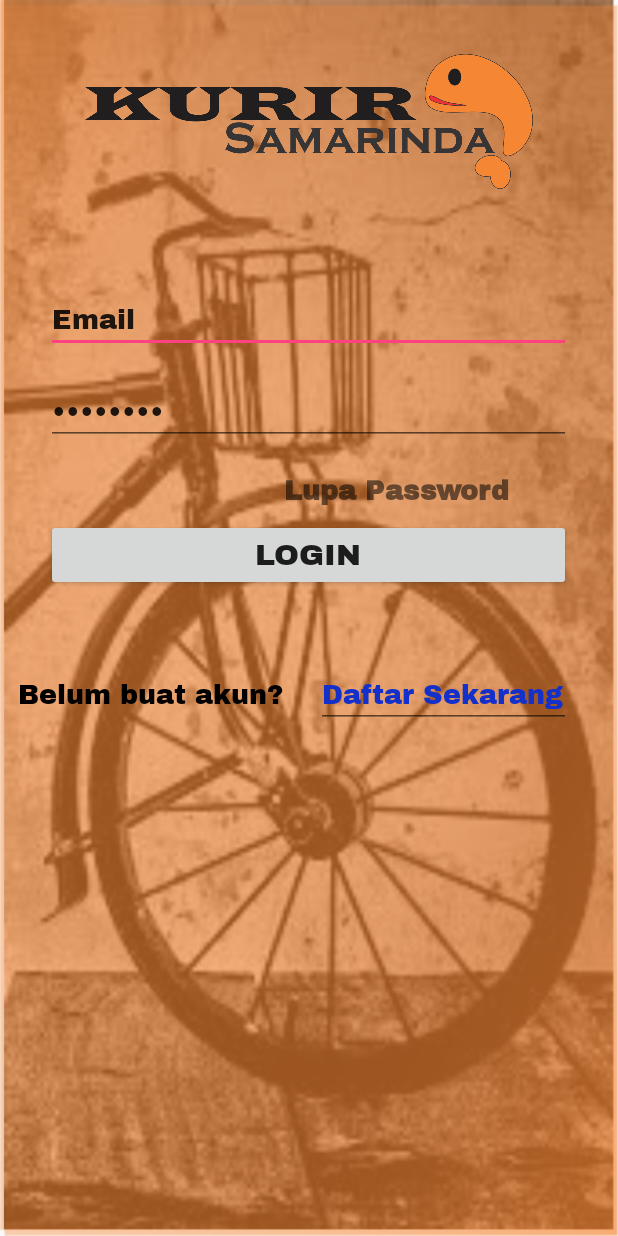
After one commit to Ajis-H150600367/Apk_KurirSamarinda, an Android app: the layout login.xml on its own in the app's theme, with its tools: preview values and no code run, on a phone screen of 412 x 824 dp. The commit adds this screen. Run offline under Robolectric (Android 15) with nearby library versions, the phone set to English and light mode, and no system bars.

Commit message:
Updating Login

```diff
--- /dev/null
+++ b/app/src/main/res/layout/login.xml
@@ -0,0 +1,96 @@
+<?xml version="1.0" encoding="utf-8"?>
+<RelativeLayout
+    xmlns:android="http://schemas.android.com/apk/res/android"
+    xmlns:app="http://schemas.android.com/apk/res-auto"
+    xmlns:tools="http://schemas.android.com/tools"
+    android:layout_width="match_parent"
+    android:layout_height="wrap_content"
+    android:background="@drawable/a"
+    android:labelFor="@+id/Registrasi"
+    tools:context=".Registrasi">
+
+    <ImageView
+        android:id="@+id/imageView2"
+        android:layout_width="300dp"
+        android:layout_height="90dp"
+        android:layout_alignParentTop="true"
+        android:layout_centerHorizontal="true"
+        android:layout_marginTop="36dp"
+        app:srcCompat="@drawable/maskot" />
+
+    <EditText
+        android:id="@+id/email"
+        android:layout_width="350dp"
+        android:layout_height="wrap_content"
+        android:layout_below="@+id/imageView2"
+        android:layout_centerHorizontal="true"
+        android:layout_marginTop="66dp"
+        android:ems="10"
+        android:fontFamily="@font/archivo_black"
+        android:inputType="textPersonName"
+        android:text="Email" />
+
+    <EditText
+        android:id="@+id/editText7"
+        android:layout_width="350dp"
+        android:layout_height="wrap_content"
+        android:layout_alignStart="@+id/email"
+        android:layout_below="@+id/email"
+        android:layout_marginTop="18dp"
+        android:contentDescription="@string/password"
+        android:ems="10"
+        android:fontFamily="@font/archivo_black"
+        android:inputType="textPassword"
+        android:text="Password" />
+
+    <TextView
+        android:id="@+id/textView2"
+        android:layout_width="wrap_content"
+        android:layout_height="30dp"
+        android:layout_below="@+id/editText7"
+        android:layout_marginTop="19dp"
+        android:layout_toEndOf="@+id/textView4"
+        android:fontFamily="@font/archivo_black"
+        android:text="Lupa Password"
+        android:textSize="18sp"
+        android:textStyle="normal|bold" />
+
+    <Button
+        android:id="@+id/button"
+        android:layout_width="350dp"
+        android:layout_height="wrap_content"
+        android:layout_alignStart="@+id/editText7"
+        android:layout_below="@+id/textView2"
+        android:fontFamily="@font/archivo_black"
+        android:text="Login"
+        android:textSize="20sp" />
+
+    <TextView
+        android:id="@+id/textView4"
+        android:layout_width="wrap_content"
+        android:layout_height="wrap_content"
+        android:layout_alignParentStart="true"
+        android:layout_below="@+id/button"
+        android:layout_marginStart="12dp"
+        android:layout_marginTop="58dp"
+        android:fontFamily="@font/archivo_black"
+        android:text="Belum buat akun?"
+        android:textColor="@android:color/background_dark"
+        android:textIsSelectable="false"
+        android:textSize="18sp"
+        android:textStyle="normal" />
+
+    <EditText
+        android:id="@+id/editText10"
+        android:layout_width="170dp"
+        android:layout_height="wrap_content"
+        android:layout_alignBaseline="@+id/textView4"
+        android:layout_alignBottom="@+id/textView4"
+        android:layout_alignEnd="@+id/editText7"
+        android:ems="10"
+        android:fontFamily="@font/archivo_black"
+        android:inputType="textPersonName"
+        android:text="Daftar Sekarang"
+        android:textColor="@color/colorPrimary" />
+
+</RelativeLayout>
--- a/app/src/main/res/values/colors.xml
+++ b/app/src/main/res/values/colors.xml
@@ -1,6 +1,6 @@
 <?xml version="1.0" encoding="utf-8"?>
 <resources>
-    <color name="colorPrimary">#3F51B5</color>
-    <color name="colorPrimaryDark">#303F9F</color>
+    <color name="colorPrimary">#1430ca</color>
+    <color name="colorPrimaryDark">#303f9f</color>
     <color name="colorAccent">#ff4081</color>
 </resources>
--- a/app/src/main/res/values/strings.xml
+++ b/app/src/main/res/values/strings.xml
@@ -1,3 +1,4 @@
 <resources>
     <string name="app_name">Kurir Samarinda.apk</string>
+    <string name="password">password</string>
 </resources>
```
Also changed, not shown: app/src/main/res/drawable/awal.JPG (added), app/src/main/res/drawable/login.jpg (added), 1 other file.
